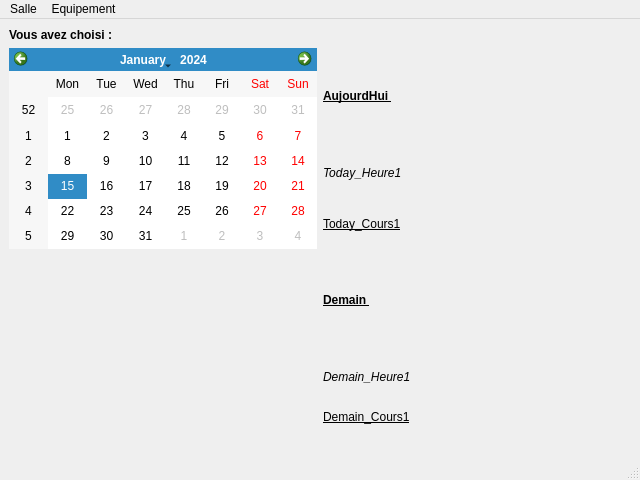
Old version of the form ConsulterReservation2AllUsers.ui in the repository GamerBishop/projetENT_GL.
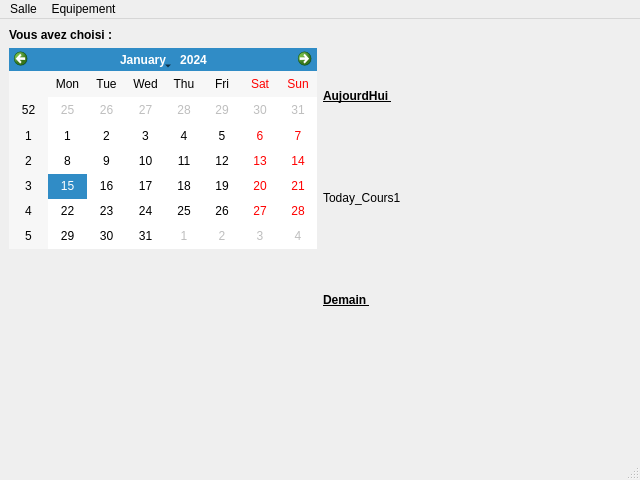
New version of the form.

Commit message: ConsulterReservation2AllUsers et sa requete associee fonctionnelles

Diff of the .ui file:
```diff
--- a/ConsulterReservation2AllUsers.ui
+++ b/ConsulterReservation2AllUsers.ui
@@ -36,25 +36,13 @@
         </item>
         <item>
          <layout class="QVBoxLayout" name="verticalLayout">
-          <item>
-           <widget class="QLabel" name="label">
-            <property name="font">
-             <font>
-              <italic>true</italic>
-             </font>
-            </property>
-            <property name="text">
-             <string>Today_Heure1</string>
-            </property>
-           </widget>
-          </item>
           <item>
            <layout class="QGridLayout" name="gridLayout_2">
             <item row="0" column="0">
              <widget class="QLabel" name="label_2">
               <property name="font">
                <font>
-                <underline>true</underline>
+                <underline>false</underline>
                </font>
               </property>
               <property name="text">
@@ -87,29 +75,17 @@
         </item>
         <item>
          <layout class="QVBoxLayout" name="verticalLayout_2">
-          <item>
-           <widget class="QLabel" name="label_3">
-            <property name="font">
-             <font>
-              <italic>true</italic>
-             </font>
-            </property>
-            <property name="text">
-             <string>Demain_Heure1</string>
-            </property>
-           </widget>
-          </item>
           <item>
            <layout class="QGridLayout" name="gridLayout_3">
             <item row="1" column="0">
              <widget class="QLabel" name="label_4">
               <property name="font">
                <font>
-                <underline>true</underline>
+                <underline>false</underline>
                </font>
               </property>
               <property name="text">
-               <string>Demain_Cours1</string>
+               <string/>
               </property>
              </widget>
             </item>
```
The commit also changes 5 other files.
